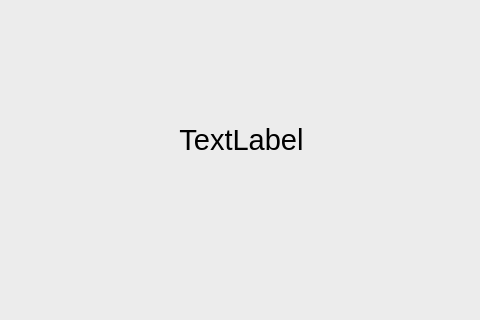
First picture: the form in user-interface/ExperimentControl/mainwindow.ui, repository atraastrum/project-a-elec-e8002, before the edit; both pictures show x 229 to 709 and y 154 to 474 of the 800 by 831 pixel window.
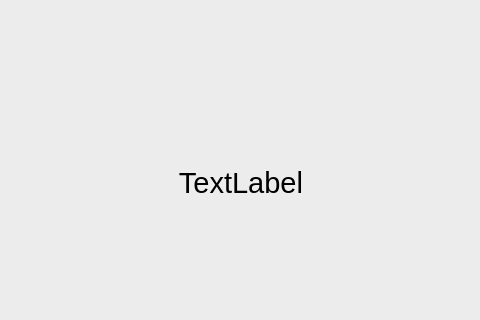
Second picture: the form after the edit. Custom widgets are drawn as their Qt base class.

Commit message: Fix for the notification label alignment

What changed in the file:
```diff
--- a/user-interface/ExperimentControl/mainwindow.ui
+++ b/user-interface/ExperimentControl/mainwindow.ui
@@ -137,15 +137,9 @@
         <layout class="QVBoxLayout" name="verticalLayout">
          <item>
           <widget class="QCustomPlot" name="graphWindow" native="true">
+           <layout class="QVBoxLayout" name="verticalLayout_3">
+            <item>
            <widget class="QLabel" name="notificationLabel">
-            <property name="geometry">
-             <rect>
-              <x>10</x>
-              <y>20</y>
-              <width>591</width>
-              <height>391</height>
-             </rect>
-            </property>
             <property name="font">
              <font>
               <pointsize>22</pointsize>
@@ -158,6 +152,8 @@
              <set>Qt::AlignCenter</set>
             </property>
            </widget>
+            </item>
+           </layout>
           </widget>
          </item>
         </layout>
```
Left out of the diff: 2 changed lines with no effect on the pictures. Lines whose indentation alone changed are shown as unchanged. The commit also changes 1 other file.
